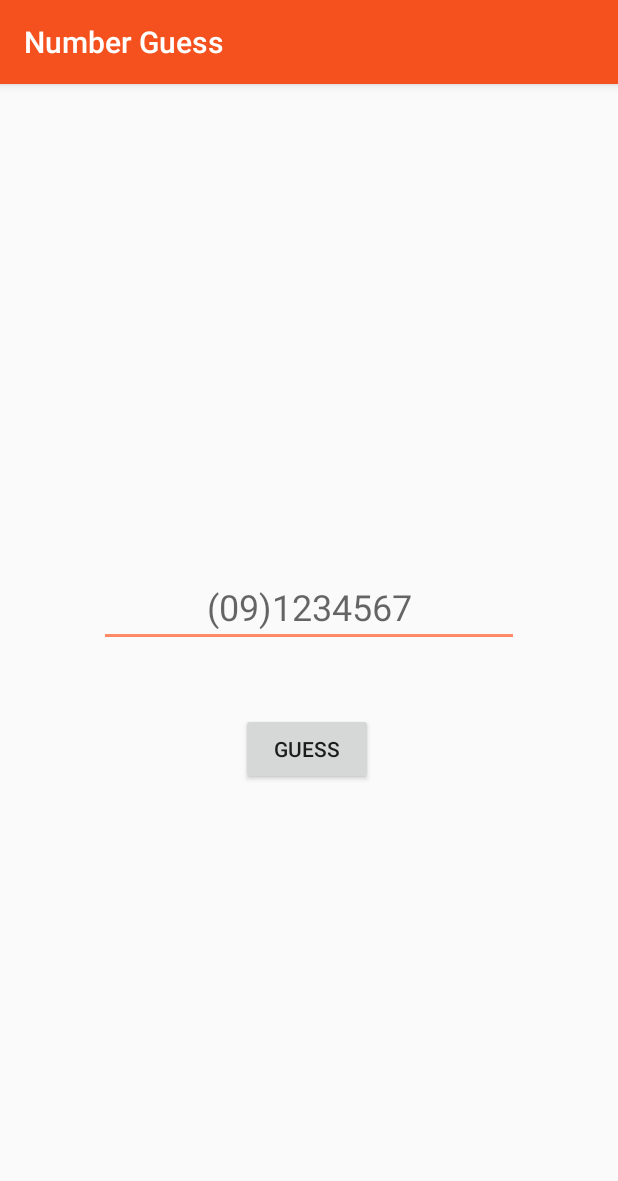
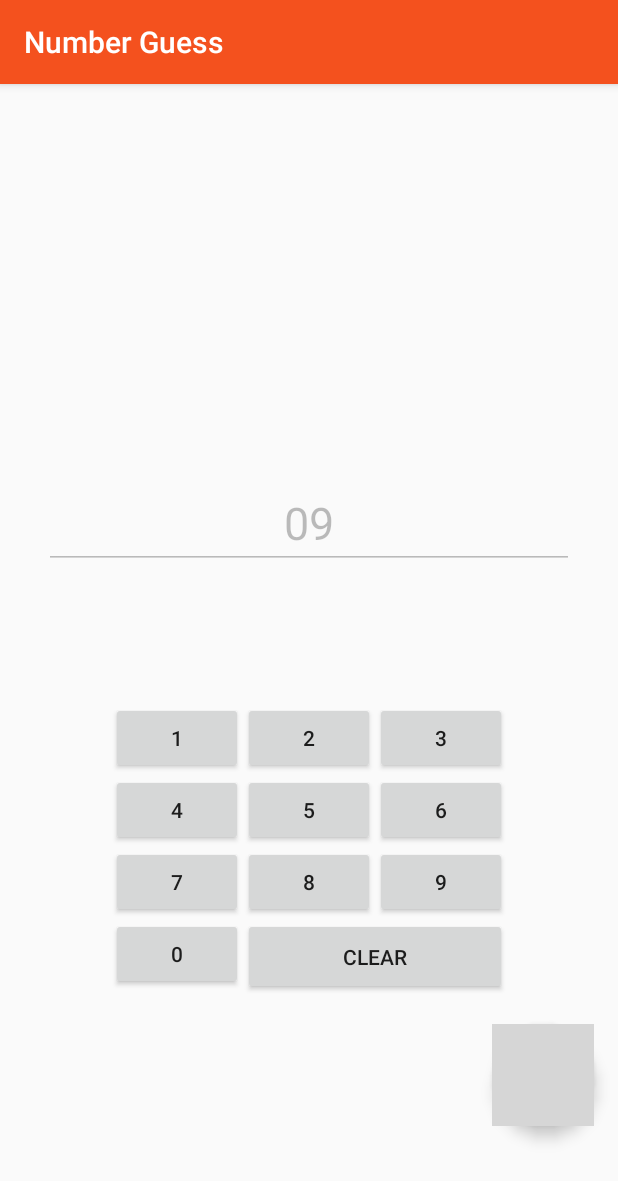
Before and after one commit to ronanlina/NumberGuess, an Android app: the screen it shows after launch (MainActivity), on a phone screen of 412 x 824 dp. Shown: the top 1181 px of the screen. Run offline under Robolectric (Android 15) with nearby library versions, the phone set to English and light mode, and no system bars; our stand-ins replace Firebase (no records; nobody signed in at launch, a user with empty details on screens opened directly); Roboto replaces fonts that are not available here; grey boxes are pictures that could not be loaded.

Commit message:
#Real-time identification

```diff
--- a/app/build.gradle
+++ b/app/build.gradle
@@ -24,7 +24,7 @@ android {
 
 dependencies {
     implementation fileTree(dir: 'libs', include: ['*.jar'])
-    implementation"org.jetbrains.kotlin:kotlin-stdlib-jdk7:$kotlin_version"
+    implementation "org.jetbrains.kotlin:kotlin-stdlib-jdk7:$kotlin_version"
     implementation 'com.android.support:appcompat-v7:27.1.1'
     implementation 'com.android.support.constraint:constraint-layout:1.1.0'
     testImplementation 'junit:junit:4.12'
@@ -32,5 +32,6 @@ dependencies {
     androidTestImplementation 'com.android.support.test.espresso:espresso-core:3.0.1'
     compile 'com.google.firebase:firebase-core:12.0.1'
     compile 'com.google.firebase:firebase-database:12.0.1'
+    implementation 'com.android.support:design:27.1.1'
 }
 apply plugin: 'com.google.gms.google-services'
--- a/app/src/main/AndroidManifest.xml
+++ b/app/src/main/AndroidManifest.xml
@@ -9,16 +9,21 @@
         android:roundIcon="@mipmap/ic_launcher_round"
         android:supportsRtl="true"
         android:theme="@style/AppTheme">
-        <activity android:name=".MainActivity">
+        <activity
+            android:name=".MainActivity"
+            android:screenOrientation="portrait">
             <intent-filter>
                 <action android:name="android.intent.action.MAIN" />
 
                 <category android:name="android.intent.category.LAUNCHER" />
             </intent-filter>
         </activity>
+
         <meta-data
             android:name="preloaded_fonts"
             android:resource="@array/preloaded_fonts" />
+
+        <activity android:name=".AddSimPref"></activity>
     </application>
 
 </manifest>
--- a/app/src/main/java/com/example/connivingdog/numberguess/MainActivity.kt
+++ b/app/src/main/java/com/example/connivingdog/numberguess/MainActivity.kt
@@ -1,16 +1,22 @@
 package com.example.connivingdog.numberguess
 
+import android.content.Intent
 import android.support.v7.app.AppCompatActivity
 import android.os.Bundle
+import android.text.Editable
+import android.text.TextWatcher
 import android.util.Log
 import android.view.KeyEvent
 import android.view.View
 import android.widget.ArrayAdapter
+import android.widget.Toast
+import com.example.connivingdog.numberguess.R.id.*
 import com.google.firebase.database.*
 import kotlinx.android.synthetic.main.activity_main.*
 import com.google.firebase.database.FirebaseDatabase
 import com.google.firebase.database.DatabaseReference
 import com.google.firebase.database.DataSnapshot
+import kotlinx.android.synthetic.main.activity_main.view.*
 
 class MainActivity : AppCompatActivity() {
 
@@ -19,62 +25,45 @@ class MainActivity : AppCompatActivity() {
     override fun onCreate(savedInstanceState: Bundle?) {
         super.onCreate(savedInstanceState)
         setContentView(R.layout.activity_main)
+        //grid button onClick listeners (not simplified)
+        b1.setOnClickListener{numberText.text.append(b1.text) }
+        b2.setOnClickListener{numberText.text.append(b2.text) }
+        b3.setOnClickListener{numberText.text.append(b3.text) }
+        b4.setOnClickListener{numberText.text.append(b4.text) }
+        b5.setOnClickListener{numberText.text.append(b5.text) }
+        b6.setOnClickListener{numberText.text.append(b6.text) }
+        b7.setOnClickListener{numberText.text.append(b7.text) }
+        b8.setOnClickListener{numberText.text.append(b8.text) }
+        b9.setOnClickListener{numberText.text.append(b9.text) }
+        b0.setOnClickListener{numberText.text.append(b0.text) }
+        clear.setOnClickListener{
+            numberText.text.clear()
+            numberText.text.append("09")
+        }
 
-        //populating spinner
-        val arr: ArrayAdapter<CharSequence> = ArrayAdapter.createFromResource(this,R.array.sim_list,
-                android.R.layout.simple_spinner_dropdown_item)
-        arr.setDropDownViewResource(android.R.layout.simple_spinner_dropdown_item)
-        simCatSpin.adapter = arr
+        numberText.addTextChangedListener(object : TextWatcher {
+            override fun afterTextChanged(p0: Editable?) {
+                Toast.makeText(this@MainActivity,
+                            "value :" + numberText.text,
+                            Toast.LENGTH_SHORT).show() //for testing
+                            fetchResult(numberText.text.toString())
+            }
 
-        button2.setOnClickListener {
-            attemptFetchResult()
-        }
-        //when pressing enter on the keyboard
-        numberText.setOnKeyListener(View.OnKeyListener { v, keyCode, event -> //when enter is pressed on the keyboard
-            if(event.action == KeyEvent.ACTION_UP && keyCode == KeyEvent.KEYCODE_ENTER)
-                attemptFetchResult()
+            override fun beforeTextChanged(p0: CharSequence?, p1: Int, p2: Int, p3: Int) {
+            }
 
-            return@OnKeyListener true
+            override fun onTextChanged(p0: CharSequence?, p1: Int, p2: Int, p3: Int) {
+            }
         })
 
+        fab.setOnClickListener {
+            var intent= Intent(this,AddSimPref::class.java)
+            startActivity(intent)
+        }
 
     }
 
-    private fun attemptFetchResult(){
-        var focusView: View? = null
-        var cancel: Boolean = false
-
-        if(!checkNumberValidity()){
-            numberText?.error = getString( R.string.format_warning)
-            cancel = true
-            focusView = numberText
-        }
-
-        if(cancel){ focusView?.requestFocus() }
-        else{fetchResult()}
-    }
-    private fun checkNumberValidity(): Boolean{
-        if(numberText.length() < 11){
-            return false
-        }
-
-        var userPrefix: String = getUserPrefix()
-
-        if(userPrefix.toInt() in 1000..899){
-            return false
-        }
-        return true
-    }
-    // function with return type
-    private fun getUserPrefix(): String {
-        var simNumber : String = ""
-        for(a in 0..3)
-            simNumber += numberText.text[a].toString()
-        return simNumber
-    }
-
-    private fun fetchResult(){
-        var userPrefix: String = getUserPrefix()
+    private fun fetchResult(userPrefix: String){
         Log.d("usePRef",userPrefix + " x ")
 
         var sp: SimPrefix
--- a/app/src/main/res/layout/activity_main.xml
+++ b/app/src/main/res/layout/activity_main.xml
@@ -23,49 +23,106 @@
     <EditText
         android:id="@+id/numberText"
         android:layout_width="wrap_content"
-        android:layout_height="wrap_content"
+        android:layout_height="59dp"
+        android:layout_marginBottom="8dp"
         android:layout_marginEnd="1dp"
+        android:layout_marginTop="220dp"
+        android:clickable="false"
         android:ems="10"
+        android:enabled="false"
         android:fontFamily="@font/archivo_narrow"
         android:hint="@string/hint"
         android:inputType="number"
-        android:maxLength="2"
+        android:maxLength="4"
+        android:text="@string/pre_pref"
         android:textAlignment="center"
-        android:textSize="24sp"
+
+        android:textSize="30sp"
         app:layout_constraintBottom_toBottomOf="parent"
         app:layout_constraintEnd_toEndOf="parent"
-        app:layout_constraintHorizontal_bias="0.504"
+        app:layout_constraintHorizontal_bias="0.508"
         app:layout_constraintStart_toStartOf="parent"
         app:layout_constraintTop_toTopOf="parent"
-        app:layout_constraintVertical_bias="0.451" />
+        app:layout_constraintVertical_bias="0.091" />
 
-    <Spinner
-        android:id="@+id/simCatSpin"
-        android:layout_width="288dp"
-        android:layout_height="38dp"
-        android:visibility="invisible"
-        app:layout_constraintBottom_toBottomOf="parent"
-        app:layout_constraintEnd_toEndOf="parent"
-        app:layout_constraintHorizontal_bias="0.495"
-        app:layout_constraintStart_toStartOf="parent"
-        app:layout_constraintTop_toTopOf="parent"
-        app:layout_constraintVertical_bias="0.766" />
-
-    <Button
-        android:id="@+id/button2"
+    <GridLayout xmlns:android="http://schemas.android.com/apk/res/android"
+        android:id="@+id/keyboardGrid"
         android:layout_width="wrap_content"
-        android:layout_height="wrap_content"
+        android:layout_height="195dp"
+        android:layout_gravity="center"
+        android:layout_marginBottom="80dp"
         android:layout_marginEnd="8dp"
         android:layout_marginStart="8dp"
         android:layout_marginTop="8dp"
-        android:enabled="true"
-        android:text="@string/guess"
-        android:visibility="visible"
+        android:columnCount="3"
+        android:orientation="horizontal"
         app:layout_constraintBottom_toBottomOf="parent"
         app:layout_constraintEnd_toEndOf="@+id/numberText"
-        app:layout_constraintHorizontal_bias="0.491"
+        app:layout_constraintHorizontal_bias="0.496"
         app:layout_constraintStart_toStartOf="@+id/numberText"
-        app:layout_constraintTop_toBottomOf="@+id/numberText"
-        app:layout_constraintVertical_bias="0.107" />
+        app:layout_constraintTop_toBottomOf="@+id/numberText">
+
+        <Button
+            android:id="@+id/b1"
+            android:text="1" />
+
+        <Button
+            android:id="@+id/b2"
+            android:text="2" />
+
+        <Button
+            android:id="@+id/b3"
+            android:text="3" />
+
+        <Button
+            android:id="@+id/b4"
+            android:text="4" />
+
+        <Button
+            android:id="@+id/b5"
+            android:text="5" />
+
+        <Button
+            android:id="@+id/b6"
+            android:text="6" />
+
+        <Button
+            android:id="@+id/b7"
+            android:text="7" />
+
+        <Button
+            android:id="@+id/b8"
+            android:text="8" />
+
+        <Button
+            android:id="@+id/b9"
+            android:text="9" />
+
+        <Button
+            android:id="@+id/b0"
+            android:text="0" />
+
+        <Button
+            android:id="@+id/clear"
+            android:layout_columnSpan="2"
+            android:layout_gravity="fill"
+            android:text="CLEAR" />
+
+    </GridLayout>
+
+    <android.support.design.widget.FloatingActionButton
+        android:id="@+id/fab"
+        android:layout_width="68dp"
+        android:layout_height="69dp"
+        android:layout_gravity="end|bottom"
+        android:layout_margin="16dp"
+        android:src="@drawable/addbutton"
+        app:backgroundTint="#44ad38"
+        app:layout_constraintBottom_toBottomOf="parent"
+        app:layout_constraintEnd_toEndOf="parent"
+        app:layout_constraintHorizontal_bias="1.0"
+        app:layout_constraintStart_toStartOf="parent"
+        app:layout_constraintTop_toTopOf="parent"
+        app:layout_constraintVertical_bias="0.914" />
 
 </android.support.constraint.ConstraintLayout>
--- a/app/src/main/res/values/strings.xml
+++ b/app/src/main/res/values/strings.xml
@@ -10,4 +10,5 @@
         <item>ABS-CBN MOBILE</item>
     </string-array>
     <string name="format_warning">invalid number</string>
+    <string name="pre_pref">09</string>
 </resources>
```
